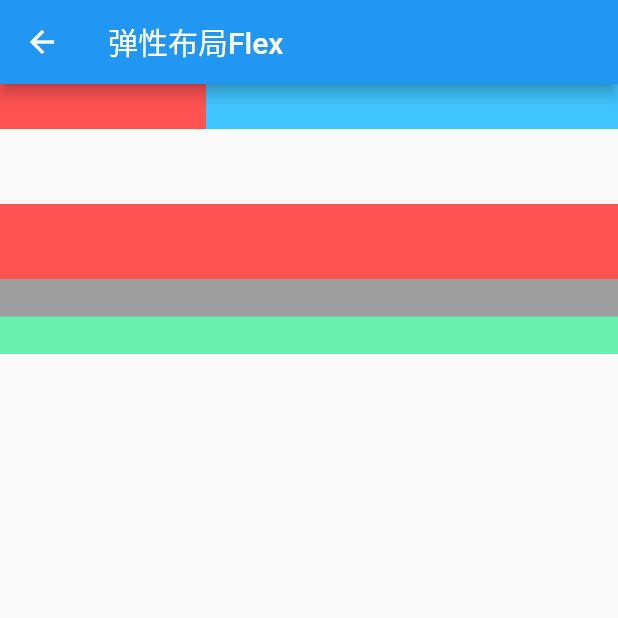
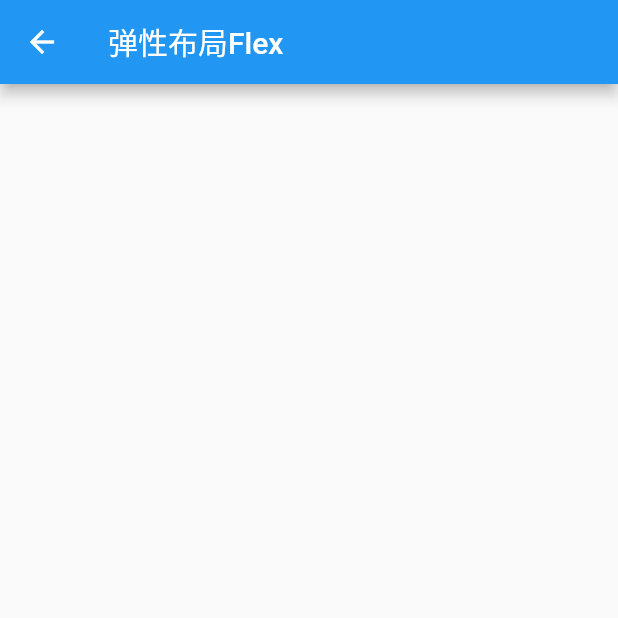
Before and after one commit to Yxjie/Flutter_Study, a Flutter app: the FlexLayoutWidget screen opened directly, on a phone screen of 412 x 824 dp, the top half of it. Run offline on Flutter 3.47's test engine with Material 2 defaults, Android fonts, the phone set to English and light mode, and no system bars.

Commit message:
[NFF] 代码提交

```diff
--- a/flutter_demo/lib/container/Flexlayout.dart
+++ b/flutter_demo/lib/container/Flexlayout.dart
@@ -1,66 +1,16 @@
 import 'package:flutter/material.dart';
 
-class FlexLayoutWidget extends StatelessWidget {
+class FlexLayoutWidget extends StatelessWidget{
+
   @override
   Widget build(BuildContext context) {
     return Scaffold(
       appBar: AppBar(
         title: Text("弹性布局Flex"),
       ),
-      body: Column(
-        children: <Widget>[
-          Flex(
-            direction: Axis.horizontal,
-            children: <Widget>[
-              Expanded(
-                child: Container(
-                  color: Colors.redAccent,
-                  height: 30.0,
-                ),
-                flex: 1,
-              ),
-              Expanded(
-                child: Container(
-                  color: Colors.lightBlueAccent,
-                  height: 30.0,
-                ),
-                flex: 2,
-              ),
-            ],
-          ),
-          Padding(
-            padding: const EdgeInsets.only(top: 50.0),
-            child: SizedBox(
-              height: 100.0,
-              child: Container(
-                color: Colors.grey,
-                child: Flex(
-                  direction: Axis.vertical,
-                  children: <Widget>[
-                    Expanded(
-                      child: Container(
-                        height: 30.0,
-                        color: Colors.redAccent,
-                      ),
-                      flex: 2,
-                    ),
-                    Spacer(
-                      flex: 1,
-                    ),
-                    Expanded(
-                      child: Container(
-                        height: 50.0,
-                        color: Colors.greenAccent,
-                      ),
-                      flex: 1,
-                    )
-                  ],
-                ),
-              ),
-            ),
-          )
-        ],
-      ),
+
+//      body: ,
     );
   }
+
 }
```
